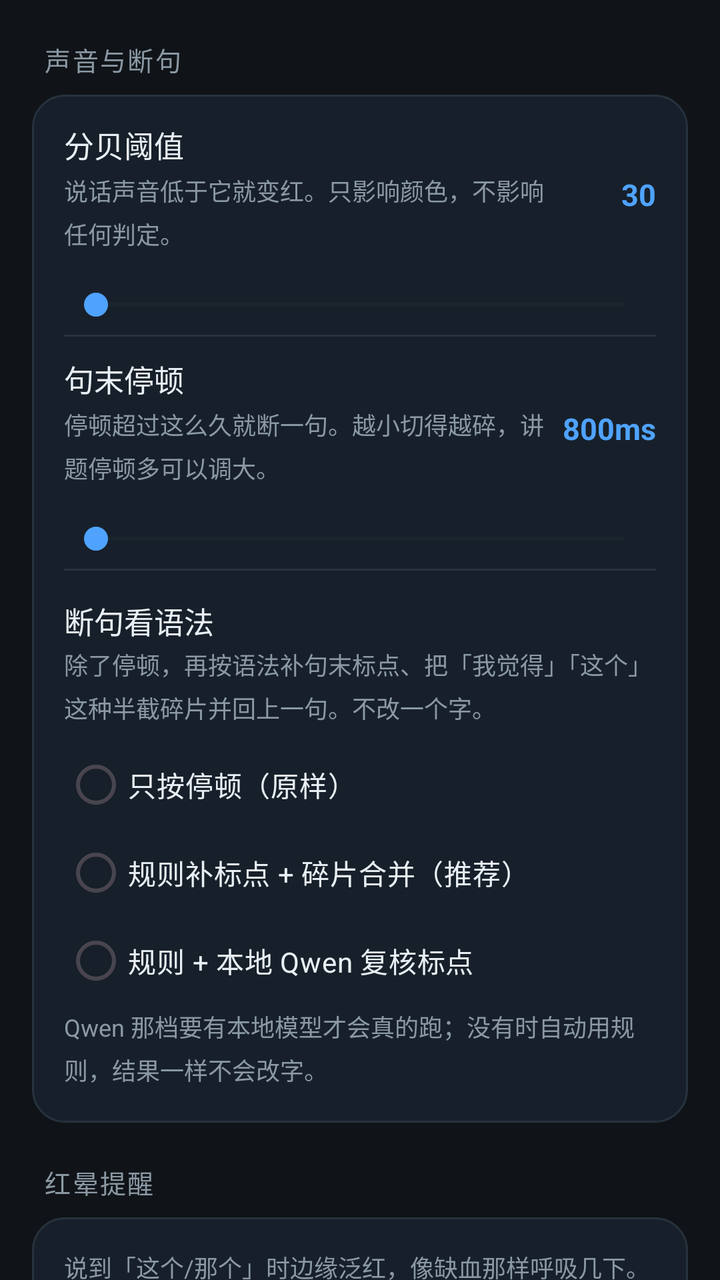
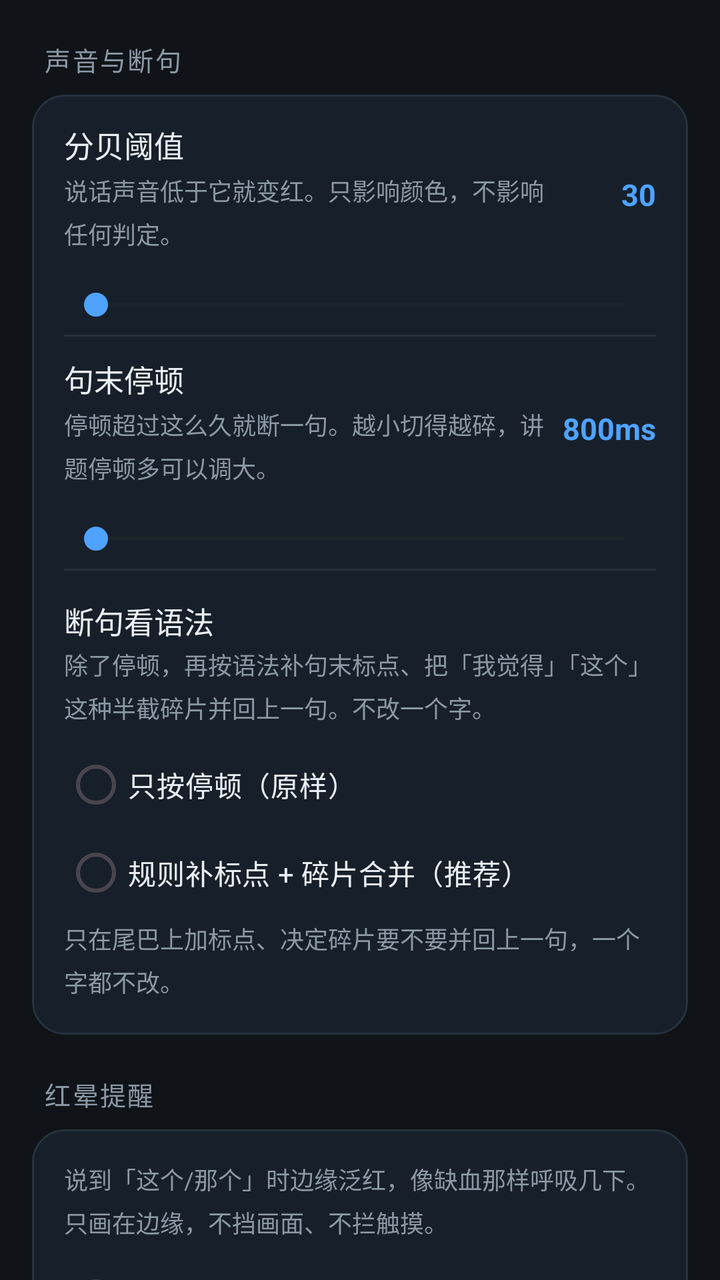

Compare the two renders of this Android layout. The source of the first and the diff that turns it into the second are given below.
<!-- AndroidManifest.xml: application theme Theme.LoudSpeak -->
<!-- res/layout/settings_practice.xml -->
<?xml version="1.0" encoding="utf-8"?>
<ScrollView xmlns:android="http://schemas.android.com/apk/res/android"
    android:layout_width="match_parent"
    android:layout_height="match_parent"
    android:fillViewport="true"
    android:scrollbars="none">

    <LinearLayout
        android:layout_width="match_parent"
        android:layout_height="wrap_content"
        android:orientation="vertical"
        android:paddingLeft="16dp"
        android:paddingRight="16dp"
        android:paddingBottom="32dp">

        <TextView style="@style/SetSection" android:text="声音与断句" />

        <LinearLayout style="@style/SetCard">

            <LinearLayout style="@style/SetRow">
                <LinearLayout
                    android:layout_width="0dp"
                    android:layout_height="wrap_content"
                    android:layout_weight="1"
                    android:orientation="vertical">

                    <TextView style="@style/SetTitle" android:text="分贝阈值" />
                    <TextView style="@style/SetDesc"
                        android:text="说话声音低于它就变红。只影响颜色，不影响任何判定。" />
                </LinearLayout>

                <TextView
                    android:id="@+id/tvDbValue"
                    style="@style/SetValue"
                    android:text="30" />
            </LinearLayout>

            <SeekBar
                android:id="@+id/seekDb"
                style="@style/SetSeek" />

            <View style="@style/SetDivider" />

            <LinearLayout style="@style/SetRow">
                <LinearLayout
                    android:layout_width="0dp"
                    android:layout_height="wrap_content"
                    android:layout_weight="1"
                    android:orientation="vertical">

                    <TextView style="@style/SetTitle" android:text="句末停顿" />
                    <TextView style="@style/SetDesc"
                        android:text="停顿超过这么久就断一句。越小切得越碎，讲题停顿多可以调大。" />
                </LinearLayout>

                <TextView
                    android:id="@+id/tvVadValue"
                    style="@style/SetValue"
                    android:text="800ms" />
            </LinearLayout>

            <SeekBar
                android:id="@+id/seekVad"
                style="@style/SetSeek" />

            <View style="@style/SetDivider" />

            <TextView
                style="@style/SetTitle"
                android:layout_marginTop="14dp"
                android:text="断句看语法" />

            <TextView
                style="@style/SetDesc"
                android:paddingTop="2dp"
                android:text="除了停顿，再按语法补句末标点、把「我觉得」「这个」这种半截碎片并回上一句。不改一个字。" />

            <RadioGroup
                android:id="@+id/rgPunct"
                android:layout_width="match_parent"
                android:layout_height="wrap_content"
                android:orientation="vertical">

                <RadioButton
                    android:id="@+id/rbPunctOff"
                    style="@style/SetRadio"
                    android:text="只按停顿（原样）" />

                <RadioButton
                    android:id="@+id/rbPunctRule"
                    style="@style/SetRadio"
                    android:text="规则补标点 + 碎片合并（推荐）" />

                <RadioButton
                    android:id="@+id/rbPunctQwen"
                    style="@style/SetRadio"
                    android:text="规则 + 本地 Qwen 复核标点" />
            </RadioGroup>

            <TextView
                style="@style/SetDesc"
                android:paddingTop="2dp"
                android:text="Qwen 那档要有本地模型才会真的跑；没有时自动用规则，结果一样不会改字。" />
        </LinearLayout>

        <TextView style="@style/SetSection" android:text="红晕提醒" />

        <LinearLayout style="@style/SetCard">

            <TextView
                style="@style/SetDesc"
                android:paddingTop="12dp"
                android:text="说到「这个/那个」时边缘泛红，像缺血那样呼吸几下。只画在边缘，不挡画面、不拦触摸。" />

            <RadioGroup
                android:id="@+id/rgGlowScope"
                android:layout_width="match_parent"
                android:layout_height="wrap_content"
                android:orientation="vertical">

                <RadioButton
                    android:id="@+id/rbScopeVideo"
                    style="@style/SetRadio"
                    android:text="只在视频窗口四周一圈（默认）" />

                <RadioButton
                    android:id="@+id/rbScopeFull"
                    style="@style/SetRadio"
                    android:text="整个界面四周一圈" />

                <RadioButton
                    android:id="@+id/rbScopeOff"
                    style="@style/SetRadio"
                    android:text="关闭红晕（卡片里的计数照常显示）" />
            </RadioGroup>

            <View style="@style/SetDivider" />

            <LinearLayout style="@style/SetRow">
                <LinearLayout
                    android:layout_width="0dp"
                    android:layout_height="wrap_content"
                    android:layout_weight="1"
                    android:orientation="vertical">

                    <TextView style="@style/SetTitle" android:text="泛红次数" />
                    <TextView style="@style/SetDesc" android:text="触发一次连呼吸几下。太少没感觉，太多会烦。" />
                </LinearLayout>

                <TextView
                    android:id="@+id/tvGlowTimes"
                    style="@style/SetValue"
                    android:text="3 次" />
            </LinearLayout>

            <SeekBar
                android:id="@+id/seekGlowTimes"
                style="@style/SetSeek" />

            <TextView
                style="@style/SetTitle"
                android:layout_marginTop="12dp"
                android:text="浓烈度" />

            <RadioGroup
                android:id="@+id/rgGlowStrength"
                android:layout_width="match_parent"
                android:layout_height="wrap_content"
                android:orientation="horizontal">

                <RadioButton
                    android:id="@+id/rbStr1"
                    style="@style/SetRadio"
                    android:layout_width="0dp"
                    android:layout_weight="1"
                    android:text="淡" />

                <RadioButton
                    android:id="@+id/rbStr2"
                    style="@style/SetRadio"
                    android:layout_width="0dp"
                    android:layout_weight="1"
                    android:text="中" />

                <RadioButton
                    android:id="@+id/rbStr3"
                    style="@style/SetRadio"
                    android:layout_width="0dp"
                    android:layout_weight="1"
                    android:text="浓" />
            </RadioGroup>

            <View style="@style/SetDivider" />

            <LinearLayout style="@style/SetRow">
                <LinearLayout
                    android:layout_width="0dp"
                    android:layout_height="wrap_content"
                    android:layout_weight="1"
                    android:orientation="vertical">

                    <TextView style="@style/SetTitle" android:text="最短间隔" />
                    <TextView style="@style/SetDesc" android:text="连续说话时两次泛红之间至少隔多久。" />
                </LinearLayout>

                <TextView
                    android:id="@+id/tvGlowValue"
                    style="@style/SetValue"
                    android:text="3s" />
            </LinearLayout>

            <SeekBar
                android:id="@+id/seekGlow"
                style="@style/SetSeek" />
        </LinearLayout>

        <TextView style="@style/SetSection" android:text="难度分级" />

        <LinearLayout style="@style/SetCard">

            <TextView
                android:id="@+id/tvLevelInfo"
                style="@style/SetDesc"
                android:paddingTop="12dp"
                android:textColor="@color/s_text"
                android:textSize="13sp" />

            <Spinner
                android:id="@+id/spLevel"
                android:layout_width="match_parent"
                android:layout_height="48dp"
                android:layout_marginTop="2dp" />

            <TextView
                android:id="@+id/tvLevelDetail"
                style="@style/SetDesc"
                android:paddingTop="6dp" />
        </LinearLayout>
    </LinearLayout>
</ScrollView>
<!-- resources referenced by this layout -->
<resources>
  <color name="s_text">#FFE9EFF4</color>
  <style name="SetDesc">
          <item name="android:layout_width">match_parent</item>
          <item name="android:layout_height">wrap_content</item>
          <item name="android:textColor">@color/s_text2</item>
          <item name="android:textSize">12sp</item>
          <item name="android:lineSpacingMultiplier">1.25</item>
          <item name="android:paddingTop">3dp</item>
          <item name="android:paddingBottom">8dp</item>
      </style>
  <style name="SetDivider">
          <item name="android:layout_width">match_parent</item>
          <item name="android:layout_height">1dp</item>
          <item name="android:background">@color/s_stroke</item>
      </style>
  <style name="SetRadio">
          <item name="android:layout_width">match_parent</item>
          <item name="android:layout_height">wrap_content</item>
          <item name="android:textColor">@color/s_text</item>
          <item name="android:textSize">14sp</item>
          <item name="android:minHeight">44dp</item>
          <item name="android:buttonTint">@color/s_accent</item>
      </style>
  <style name="SetRow">
          <item name="android:layout_width">match_parent</item>
          <item name="android:layout_height">wrap_content</item>
          <item name="android:orientation">horizontal</item>
          <item name="android:gravity">center_vertical</item>
          <item name="android:minHeight">54dp</item>
          <item name="android:paddingTop">10dp</item>
          <item name="android:paddingBottom">10dp</item>
      </style>
  <style name="SetSeek">
          <item name="android:layout_width">match_parent</item>
          <item name="android:layout_height">wrap_content</item>
          <item name="android:paddingBottom">6dp</item>
          <item name="android:progressTint">@color/s_accent</item>
          <item name="android:progressBackgroundTint">@color/s_stroke</item>
          <item name="android:thumbTint">@color/s_accent</item>
      </style>
  <style name="SetTitle">
          <item name="android:layout_width">wrap_content</item>
          <item name="android:layout_height">wrap_content</item>
          <item name="android:textColor">@color/s_text</item>
          <item name="android:textSize">15sp</item>
      </style>
  <style name="SetValue">
          <item name="android:layout_width">wrap_content</item>
          <item name="android:layout_height">wrap_content</item>
          <item name="android:textColor">@color/s_accent</item>
          <item name="android:textSize">15sp</item>
          <item name="android:textStyle">bold</item>
          <item name="android:minWidth">56dp</item>
          <item name="android:gravity">end</item>
      </style>
  <!-- drawable bg_card (drawable) -->
  <?xml version="1.0" encoding="utf-8"?>
  <shape xmlns:android="http://schemas.android.com/apk/res/android" android:shape="rectangle">
      <solid android:color="@color/s_card" />
      <corners android:radius="16dp" />
      <stroke android:width="1dp" android:color="@color/s_stroke" />
  </shape>
  <color name="s_text2">#FF8B99A5</color>
  <color name="s_stroke">#FF26323D</color>
  <color name="s_accent">#FF4FA3FF</color>
  <color name="bg">#FF101418</color>
  <color name="accent">#FF4CAF50</color>
  <color name="black">#FF000000</color>
  <style name="LSButton" parent="Widget.Material3.Button">
          <item name="backgroundTint">@color/btn_bg</item>
          <item name="android:textColor">@color/btn_text</item>
      </style>
  <color name="s_card">#FF17202A</color>
  <!-- unchanged entries left out for length: 3 -->
</resources>

<!-- the commit's change to res/layout/settings_practice.xml (unified diff, before → after) -->
@@ -91,16 +91,12 @@
                     style="@style/SetRadio"
                     android:text="规则补标点 + 碎片合并（推荐）" />
 
-                <RadioButton
-                    android:id="@+id/rbPunctQwen"
-                    style="@style/SetRadio"
-                    android:text="规则 + 本地 Qwen 复核标点" />
             </RadioGroup>
 
             <TextView
                 style="@style/SetDesc"
                 android:paddingTop="2dp"
-                android:text="Qwen 那档要有本地模型才会真的跑；没有时自动用规则，结果一样不会改字。" />
+                android:text="只在尾巴上加标点、决定碎片要不要并回上一句，一个字都不改。" />
         </LinearLayout>
 
         <TextView style="@style/SetSection" android:text="红晕提醒" />
@@ -214,6 +210,80 @@
                 style="@style/SetSeek" />
         </LinearLayout>
 
+        <TextView style="@style/SetSection" android:text="说得顺不顺" />
+
+        <LinearLayout style="@style/SetCard">
+
+            <LinearLayout style="@style/SetRow">
+                <LinearLayout
+                    android:layout_width="0dp"
+                    android:layout_height="wrap_content"
+                    android:layout_weight="1"
+                    android:orientation="vertical">
+
+                    <TextView style="@style/SetTitle" android:text="讲完后的流畅度报告" />
+                    <TextView style="@style/SetDesc"
+                        android:text="讲完之后，在文字最后加一段报告：平均语速、开口前想了多久、停得最久的几处停在哪里。只说事实，不打分。" />
+                </LinearLayout>
+
+                <Switch
+                    android:id="@+id/swFluency"
+                    style="@style/SetSwitch" />
+            </LinearLayout>
+
+            <View style="@style/SetDivider" />
+
+            <LinearLayout style="@style/SetRow">
+                <LinearLayout
+                    android:layout_width="0dp"
+                    android:layout_height="wrap_content"
+                    android:layout_weight="1"
+                    android:orientation="vertical">
+
+                    <TextView style="@style/SetTitle" android:text="多长的停顿算一次" />
+                    <TextView style="@style/SetDesc"
+                        android:text="超过这么久才记进去。她讲话停顿比较多的话，调大一点，只留真的卡住的地方。" />
+                </LinearLayout>
+
+                <TextView
+                    android:id="@+id/tvFluencyGap"
+                    style="@style/SetValue"
+                    android:text="1.2s" />
+            </LinearLayout>
+
+            <SeekBar
+                android:id="@+id/seekFluencyGap"
+                style="@style/SetSeek" />
+
+            <View style="@style/SetDivider" />
+
+            <LinearLayout style="@style/SetRow">
+                <LinearLayout
+                    android:layout_width="0dp"
+                    android:layout_height="wrap_content"
+                    android:layout_weight="1"
+                    android:orientation="vertical">
+
+                    <TextView style="@style/SetTitle" android:text="列出最久的几处" />
+                    <TextView style="@style/SetDesc" android:text="报告里最多写几条。列太多会看不过来。" />
+                </LinearLayout>
+
+                <TextView
+                    android:id="@+id/tvFluencyTop"
+                    style="@style/SetValue"
+                    android:text="3 处" />
+            </LinearLayout>
+
+            <SeekBar
+                android:id="@+id/seekFluencyTop"
+                style="@style/SetSeek" />
+
+            <TextView
+                style="@style/SetDesc"
+                android:paddingTop="4dp"
+                android:text="语速按「第一个字到最后一个字」算，不含句尾那段安静；停顿要按合并后的整句看，半截话接回上一句时，中间那次停顿也会被算进去。" />
+        </LinearLayout>
+
         <TextView style="@style/SetSection" android:text="难度分级" />
 
         <LinearLayout style="@style/SetCard">
<!-- resource entries referenced after the edit -->
@@ -40,6 +40,12 @@
           <item name="android:progressBackgroundTint">@color/s_stroke</item>
           <item name="android:thumbTint">@color/s_accent</item>
       </style>
+  <style name="SetSwitch">
+          <item name="android:layout_width">wrap_content</item>
+          <item name="android:layout_height">wrap_content</item>
+          <item name="android:layout_marginStart">8dp</item>
+          <item name="android:thumbTint">@color/s_accent</item>
+      </style>
   <style name="SetTitle">
           <item name="android:layout_width">wrap_content</item>
           <item name="android:layout_height">wrap_content</item>
